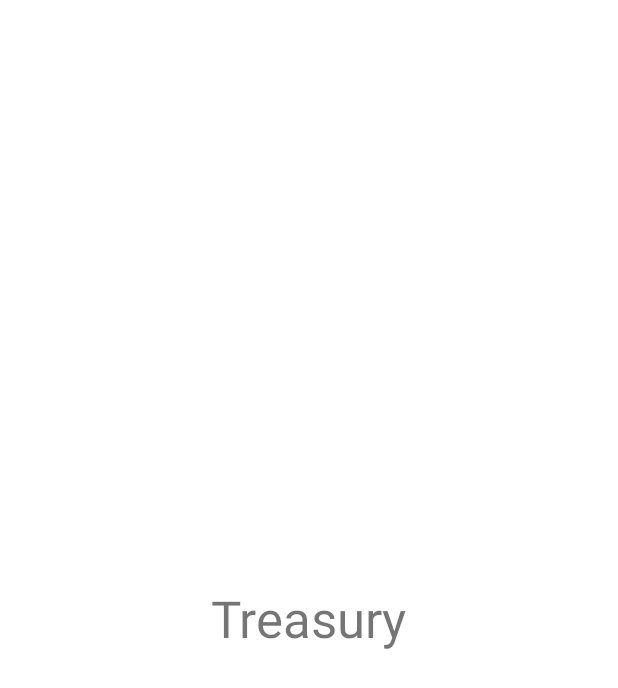
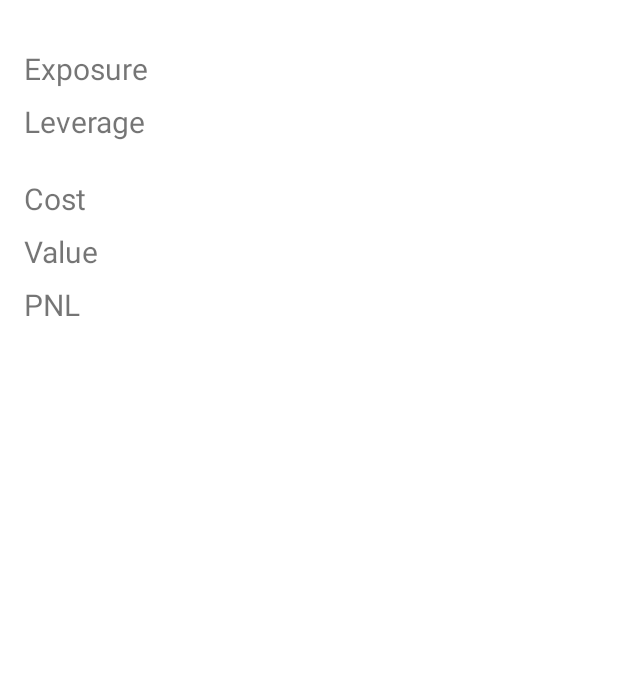
Before and after one commit to stevenwilkin/treasury-android, an Android app: the layout activity_main.xml on its own in the app's theme, with its tools: preview values and no code run, on a phone screen of 412 x 824 dp. Shown: the top 688 px of the screen. Run offline under Robolectric (Android 15) with nearby library versions, the phone set to English and light mode, and no system bars.

Commit message:
Recreate content when assets are added or removed

```diff
--- a/app/src/main/res/layout/activity_main.xml
+++ b/app/src/main/res/layout/activity_main.xml
@@ -8,7 +8,9 @@
     <androidx.constraintlayout.widget.ConstraintLayout
         android:id="@+id/layout_loading"
         android:layout_width="match_parent"
-        android:layout_height="match_parent">
+        android:layout_height="match_parent"
+        android:visibility="visible"
+        tools:visibility="gone">
 
         <TextView
             android:id="@+id/textTreasury"
@@ -23,14 +25,15 @@
     </androidx.constraintlayout.widget.ConstraintLayout>
 
     <androidx.constraintlayout.widget.ConstraintLayout
-        android:id="@+id/layout_content"
+        android:id="@+id/layout_content_container"
         android:layout_width="match_parent"
         android:layout_height="match_parent"
         android:paddingLeft="16dp"
         android:paddingTop="32dp"
         android:paddingRight="16dp"
         android:visibility="gone"
-        tools:context=".MainActivity">
+        tools:context=".MainActivity"
+        tools:visibility="visible">
 
         <TextView
             android:id="@+id/textLabelExposure"
@@ -144,15 +147,15 @@
             app:layout_constraintEnd_toEndOf="parent"
             app:layout_constraintTop_toBottomOf="@+id/textPnl" />
 
-        <androidx.constraintlayout.widget.Barrier
-            android:id="@+id/barrierStats"
-            android:layout_width="wrap_content"
-            android:layout_height="wrap_content"
-            app:barrierDirection="bottom"
-            app:barrierMargin="16dp"
-            app:constraint_referenced_ids="textPnlPercentage"
-            tools:layout_editor_absoluteX="16dp"
-            tools:layout_editor_absoluteY="266dp" />
+        <androidx.constraintlayout.widget.ConstraintLayout
+            android:id="@+id/layout_content"
+            android:layout_width="0dp"
+            android:layout_height="0dp"
+            android:paddingTop="24dp"
+            app:layout_constraintBottom_toBottomOf="parent"
+            app:layout_constraintEnd_toEndOf="parent"
+            app:layout_constraintStart_toStartOf="parent"
+            app:layout_constraintTop_toBottomOf="@id/textPnlPercentage"></androidx.constraintlayout.widget.ConstraintLayout>
 
     </androidx.constraintlayout.widget.ConstraintLayout>
 
```
Also changed, not shown: app/src/main/java/com/nulltheory/treasury/MainActivity.kt (+33 -6 lines).
